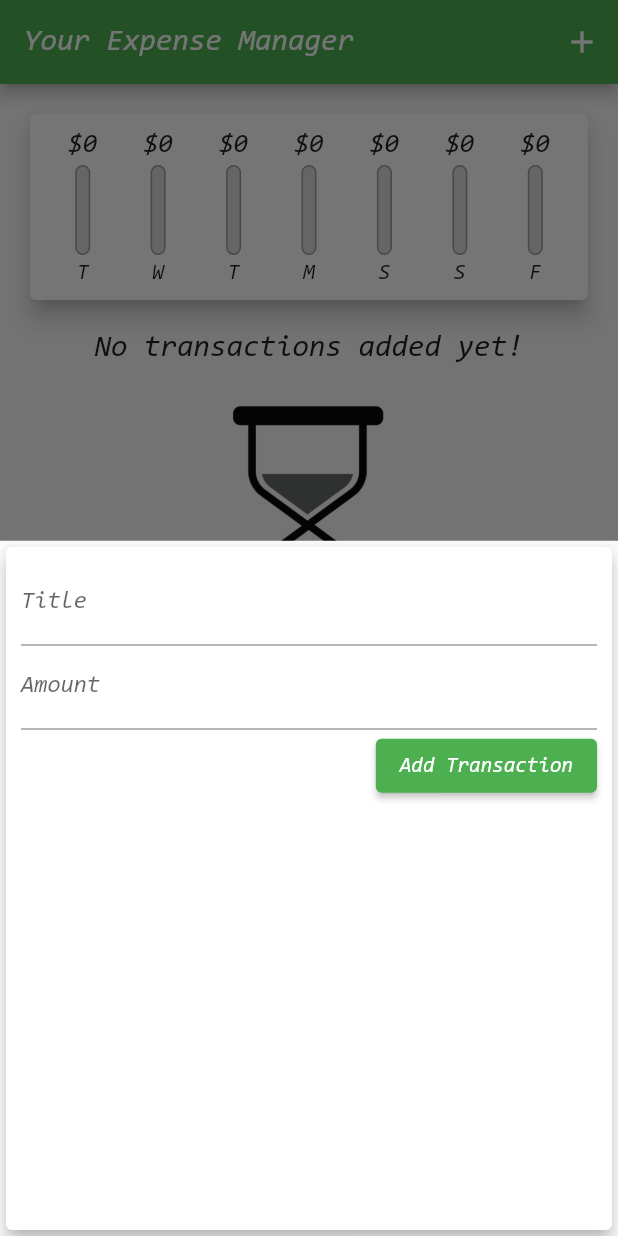
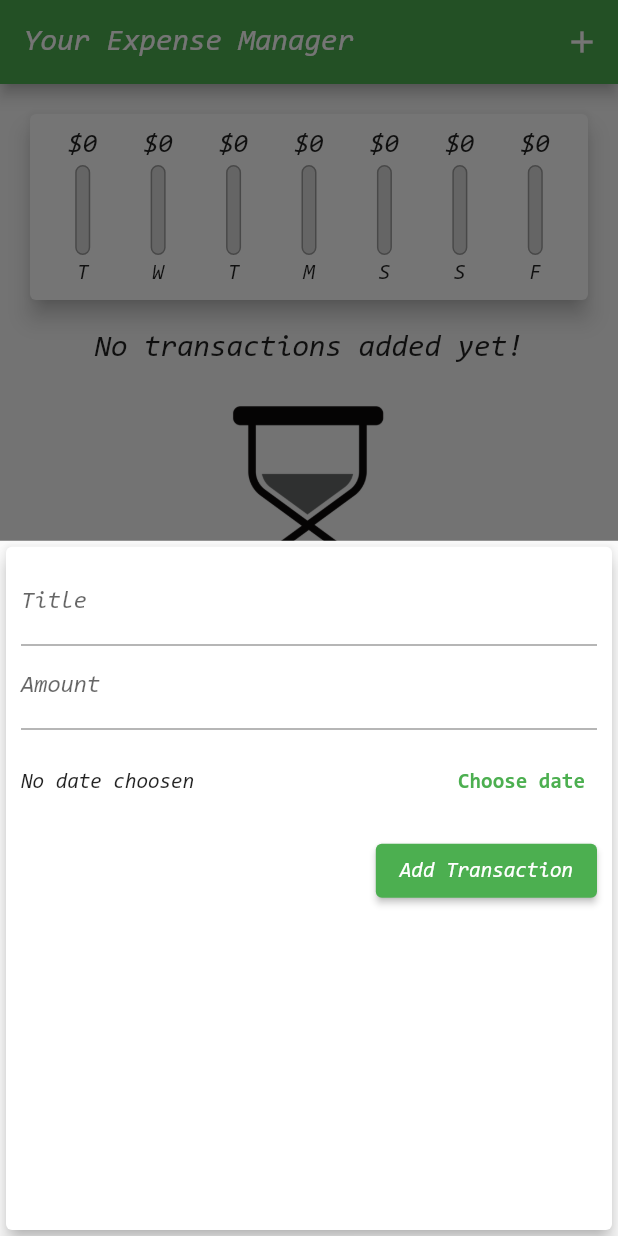
Before and after one commit to alex-pythonista/expense-manager-mobile-app, a Flutter app: the screen it shows after launch, after a tap on the "add" icon, on a phone screen of 412 x 824 dp. Run offline on Flutter 3.47's test engine with Material 2 defaults, Android fonts, the phone set to English and light mode, and no system bars.

Commit message:
module 4 finished with this look

```diff
--- a/lib/main.dart
+++ b/lib/main.dart
@@ -49,11 +49,15 @@ class _HomePageState extends State<HomePage> {
     }).toList();
   }
 
-  void _addNewTransaction(String title, double amount) {
+  void _addNewTransaction(
+    String title,
+    double amount,
+    DateTime chosenDate,
+  ) {
     final newTx = Transaction(
       title: title,
       amount: amount,
-      date: DateTime.now(),
+      date: chosenDate,
       id: DateTime.now().toString(),
     );
 
@@ -72,6 +76,12 @@ class _HomePageState extends State<HomePage> {
             child: NewTransaction(_addNewTransaction),
           );
         });
+  }
+
+  void _deleteTransaction(String id) {
+    setState(() {
+      _userTransactions.removeWhere((tx) => tx.id == id);
+    });
   }
 
   @override
@@ -93,7 +103,7 @@ class _HomePageState extends State<HomePage> {
           crossAxisAlignment: CrossAxisAlignment.stretch,
           children: <Widget>[
             Chart(_recentTransactions),
-            TransactionList(_userTransactions),
+            TransactionList(_userTransactions, _deleteTransaction),
           ],
         ),
       ),
--- a/lib/widgets/new_transaction.dart
+++ b/lib/widgets/new_transaction.dart
@@ -1,4 +1,5 @@
 import 'package:flutter/material.dart';
+import 'package:intl/intl.dart';
 
 class NewTransaction extends StatefulWidget {
   // const NewTransaction({super.key});
@@ -12,22 +13,39 @@ class NewTransaction extends StatefulWidget {
 }
 
 class _NewTransactionState extends State<NewTransaction> {
-  final titleController = TextEditingController();
+  final _titleController = TextEditingController();
+  final _amountController = TextEditingController();
+  DateTime? _selectedDate;
 
-  final amountController = TextEditingController();
+  void _submitData() {
+    final enteredTitle = _titleController.text;
+    final enteredAmount = double.parse(_amountController.text);
 
-  void submitData() {
-    final enteredTitle = titleController.text;
-    final enteredAmount = double.parse(amountController.text);
-
-    if (enteredTitle.isEmpty || enteredAmount <= 0) return;
+    if (enteredTitle.isEmpty || enteredAmount <= 0 || _selectedDate == null) {
+      return;
+    }
 
     widget.addTx(
       enteredTitle,
       enteredAmount,
+      _selectedDate,
     );
 
     Navigator.of(context).pop();
+  }
+
+  void _datePicker() {
+    showDatePicker(
+      context: context,
+      initialDate: DateTime.now(),
+      firstDate: DateTime(2019),
+      lastDate: DateTime.now(),
+    ).then((pickedDate) {
+      if (pickedDate == null) return;
+      setState(() {
+        _selectedDate = pickedDate;
+      });
+    });
   }
 
   @override
@@ -43,20 +61,43 @@ class _NewTransactionState extends State<NewTransaction> {
             // I can use either of them or both.
             TextField(
               decoration: const InputDecoration(labelText: "Title"),
-              controller: titleController,
+              controller: _titleController,
               // onSubmitted: (_) => submitData(),
               // onChanged: (val) => titleInput = val,
             ),
             TextField(
               decoration: const InputDecoration(labelText: "Amount"),
-              controller: amountController,
+              controller: _amountController,
               keyboardType:
                   const TextInputType.numberWithOptions(decimal: true),
               // onSubmitted: (_) => submitData(),
               // onChanged: ((value) => amountInput = value),
             ),
+            Container(
+              height: 70,
+              child: Row(
+                children: [
+                  Expanded(
+                    child: Text(
+                      _selectedDate == null
+                          ? "No date choosen"
+                          : "Picked Date: ${DateFormat.yMMMd().format(_selectedDate!)}",
+                    ),
+                  ),
+                  TextButton(
+                    onPressed: _datePicker,
+                    child: const Text(
+                      "Choose date",
+                      style: TextStyle(
+                        fontWeight: FontWeight.bold,
+                      ),
+                    ),
+                  )
+                ],
+              ),
+            ),
             ElevatedButton(
-              onPressed: submitData,
+              onPressed: _submitData,
               child: const Text("Add Transaction"),
             )
           ],
--- a/lib/widgets/transaction_list.dart
+++ b/lib/widgets/transaction_list.dart
@@ -4,8 +4,9 @@ import '../models/transaction.dart';
 
 class TransactionList extends StatelessWidget {
   final List<Transaction> transactions;
+  final Function deleteTx;
 
-  TransactionList(this.transactions);
+  TransactionList(this.transactions, this.deleteTx);
 
   @override
   Widget build(BuildContext context) {
@@ -60,6 +61,13 @@ class TransactionList extends StatelessWidget {
                     subtitle: Text(
                       DateFormat.yMMMd().format(transactions[index].date),
                     ),
+                    trailing: IconButton(
+                      onPressed: () => deleteTx(transactions[index].id),
+                      icon: Icon(
+                        Icons.delete,
+                        color: Theme.of(context).errorColor,
+                      ),
+                    ),
                   ),
                 );
               },
```
